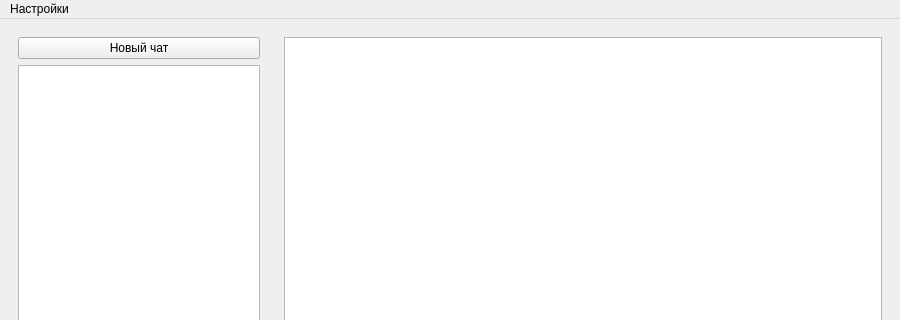
First picture: the form in ui/main_window.ui, repository ionia11/ai-api-chat, before the edit; both pictures show x 0 to 900 and y 0 to 320 of the 900 by 600 pixel window.
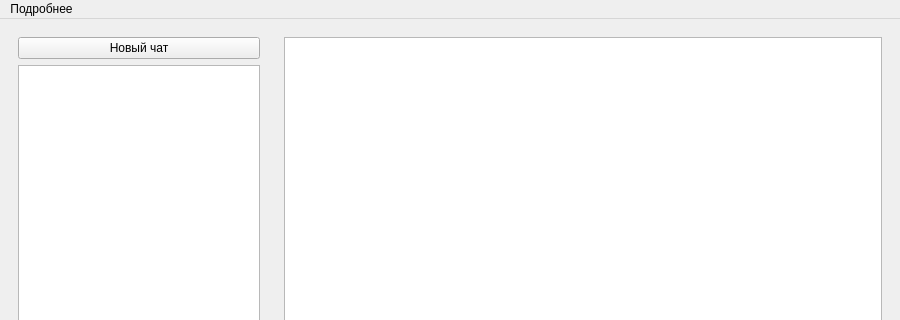
Second picture: the form after the edit.

Commit message: обрал повтор названий

Diff of the .ui file:
```diff
--- a/ui/main_window.ui
+++ b/ui/main_window.ui
@@ -83,7 +83,7 @@
    </property>
    <widget class="QMenu" name="menu_settings">
     <property name="title">
-     <string>Настройки</string>
+     <string>Подробнее</string>
     </property>
     <addaction name="action_settings"/>
    </widget>
```
The commit also changes 1 other file.
